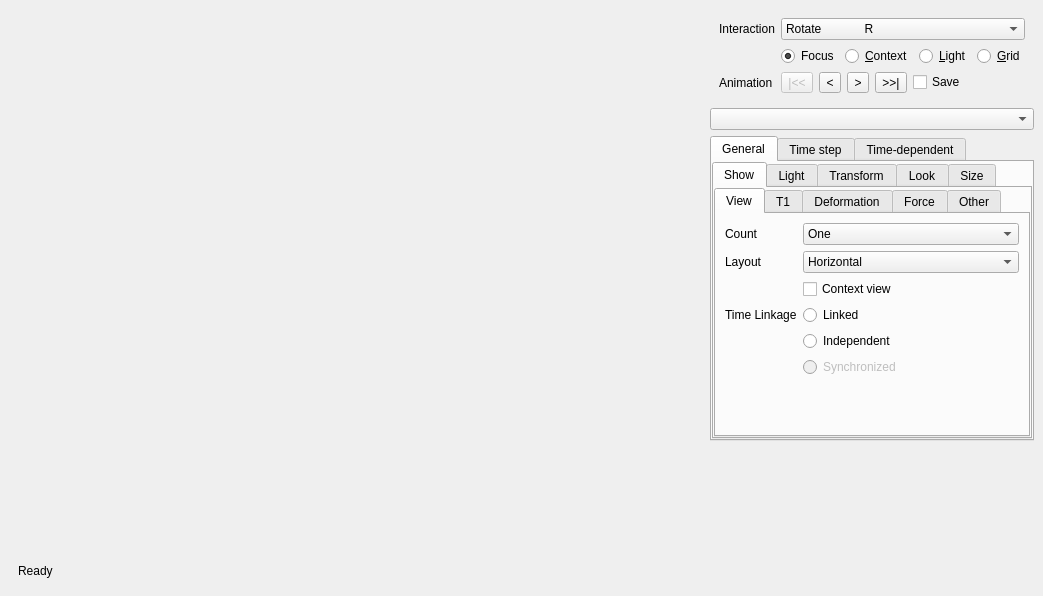
Qt form MainWindow.ui (danlipsa/foamvis) before a commit.
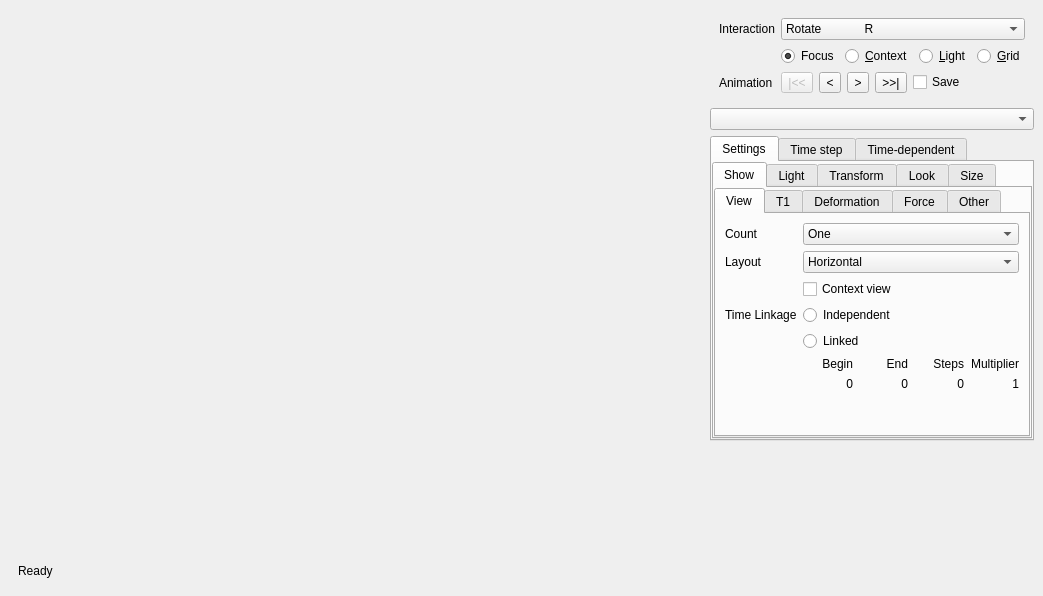
The same form after that commit. The open tabs and pages were chosen to show the change. Custom widgets are drawn as their Qt base class.

What changed in the file:
```diff
--- a/MainWindow.ui
+++ b/MainWindow.ui
@@ -310,9 +310,9 @@
          <property name="currentIndex">
           <number>0</number>
          </property>
-         <widget class="QWidget" name="general">
+         <widget class="QWidget" name="settings">
           <attribute name="title">
-           <string>General</string>
+           <string>Settings</string>
           </attribute>
           <layout class="QVBoxLayout" name="verticalLayout_14">
            <property name="margin">
@@ -344,6 +344,9 @@
                    <string>View</string>
                   </attribute>
                   <layout class="QFormLayout" name="formLayout_4">
+                   <property name="fieldGrowthPolicy">
+                    <enum>QFormLayout::AllNonFixedFieldsGrow</enum>
+                   </property>
                    <item row="0" column="0">
                     <widget class="QLabel" name="labelViewCount">
                      <property name="text">
@@ -403,7 +406,24 @@
                      </property>
                     </widget>
                    </item>
+                   <item row="3" column="0">
+                    <widget class="QLabel" name="label_32">
+                     <property name="text">
+                      <string>Time Linkage</string>
+                     </property>
+                    </widget>
+                   </item>
                    <item row="3" column="1">
+                    <widget class="QRadioButton" name="radioButtonTimeIndependent">
+                     <property name="text">
+                      <string>Independent</string>
+                     </property>
+                     <attribute name="buttonGroup">
+                      <string>buttonGroupTimeLinkage</string>
+                     </attribute>
+                    </widget>
+                   </item>
+                   <item row="4" column="1">
                     <widget class="QRadioButton" name="radioButtonTimeLinked">
                      <property name="text">
                       <string>Linked</string>
@@ -419,34 +439,93 @@
                      </attribute>
                     </widget>
                    </item>
-                   <item row="4" column="1">
-                    <widget class="QRadioButton" name="radioButtonTimeIndependent">
-                     <property name="text">
-                      <string>Independent</string>
-                     </property>
-                     <attribute name="buttonGroup">
-                      <string>buttonGroupTimeLinkage</string>
-                     </attribute>
-                    </widget>
-                   </item>
                    <item row="5" column="1">
-                    <widget class="QRadioButton" name="radioButtonTimeSynchronized">
-                     <property name="enabled">
-                      <bool>false</bool>
-                     </property>
-                     <property name="text">
-                      <string>Synchronized</string>
-                     </property>
-                     <attribute name="buttonGroup">
-                      <string>buttonGroupTimeLinkage</string>
-                     </attribute>
-                    </widget>
-                   </item>
-                   <item row="3" column="0">
-                    <widget class="QLabel" name="label_32">
-                     <property name="text">
-                      <string>Time Linkage</string>
-                     </property>
+                    <widget class="QWidget" name="widget_3" native="true">
+                     <layout class="QGridLayout" name="gridLayout_2">
+                      <property name="margin">
+                       <number>0</number>
+                      </property>
+                      <item row="0" column="0">
+                       <widget class="QLabel" name="label_33">
+                        <property name="text">
+                         <string>Begin</string>
+                        </property>
+                        <property name="alignment">
+                         <set>Qt::AlignRight|Qt::AlignTrailing|Qt::AlignVCenter</set>
+                        </property>
+                       </widget>
+                      </item>
+                      <item row="0" column="1">
+                       <widget class="QLabel" name="label_34">
+                        <property name="text">
+                         <string>End</string>
+                        </property>
+                        <property name="alignment">
+                         <set>Qt::AlignRight|Qt::AlignTrailing|Qt::AlignVCenter</set>
+                        </property>
+                       </widget>
+                      </item>
+                      <item row="0" column="3">
+                       <widget class="QLabel" name="label_35">
+                        <property name="text">
+                         <string>Multiplier</string>
+                        </property>
+                        <property name="alignment">
+                         <set>Qt::AlignRight|Qt::AlignTrailing|Qt::AlignVCenter</set>
+                        </property>
+                       </widget>
+                      </item>
+                      <item row="1" column="0">
+                       <widget class="QLabel" name="labelLinkedTimeBegin">
+                        <property name="text">
+                         <string>0</string>
+                        </property>
+                        <property name="alignment">
+                         <set>Qt::AlignRight|Qt::AlignTrailing|Qt::AlignVCenter</set>
+                        </property>
+                       </widget>
+                      </item>
+                      <item row="1" column="1">
+                       <widget class="QLabel" name="labelLinkedTimeEnd">
+                        <property name="text">
+                         <string>0</string>
+                        </property>
+                        <property name="alignment">
+                         <set>Qt::AlignRight|Qt::AlignTrailing|Qt::AlignVCenter</set>
+                        </property>
+                       </widget>
+                      </item>
+                      <item row="1" column="3">
+                       <widget class="QLabel" name="labelLinkedTimeStepMultiplier">
+                        <property name="text">
+                         <string>1</string>
+                        </property>
+                        <property name="alignment">
+                         <set>Qt::AlignRight|Qt::AlignTrailing|Qt::AlignVCenter</set>
+                        </property>
+                       </widget>
+                      </item>
+                      <item row="0" column="2">
+                       <widget class="QLabel" name="label_36">
+                        <property name="text">
+                         <string>Steps</string>
+                        </property>
+                        <property name="alignment">
+                         <set>Qt::AlignRight|Qt::AlignTrailing|Qt::AlignVCenter</set>
+                        </property>
+                       </widget>
+                      </item>
+                      <item row="1" column="2">
+                       <widget class="QLabel" name="labelLinkedTimeSteps">
+                        <property name="text">
+                         <string>0</string>
+                        </property>
+                        <property name="alignment">
+                         <set>Qt::AlignRight|Qt::AlignTrailing|Qt::AlignVCenter</set>
+                        </property>
+                       </widget>
+                      </item>
+                     </layout>
                     </widget>
                    </item>
                   </layout>
@@ -1644,7 +1723,7 @@
            <item>
             <widget class="QStackedWidget" name="stackedWidgetTimeDependent">
              <property name="currentIndex">
-              <number>3</number>
+              <number>0</number>
              </property>
              <widget class="QWidget" name="pageTimeDependentEmpty"/>
              <widget class="QWidget" name="pageCenterPath">
```
